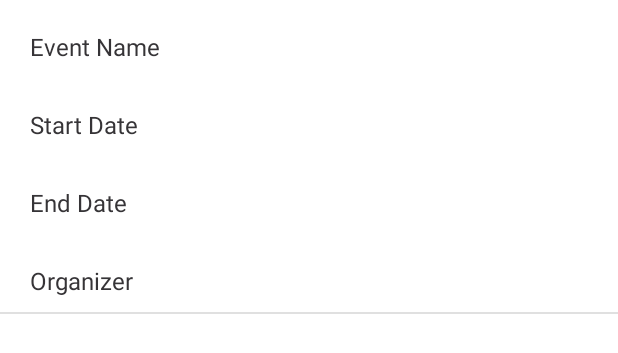
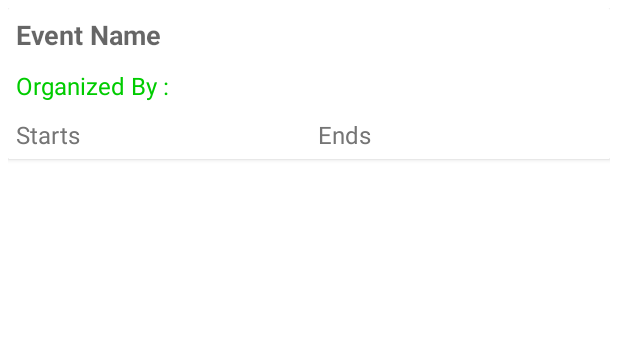
Before and after one commit to subbukathir/SchoolApp, an Android app: the layout view_event_item.xml on its own in the app's theme, with its tools: preview values and no code run, on a phone screen of 412 x 824 dp. Shown: the top 353 px of the screen. Run offline under Robolectric (Android 15) with nearby library versions, the phone set to English and light mode, and no system bars; network calls fail.

Commit message:
Fragment_Events.java is altered

```diff
--- a/app/build.gradle
+++ b/app/build.gradle
@@ -27,4 +27,6 @@ dependencies {
     compile 'com.nostra13.universalimageloader:universal-image-loader:1.9.5'
     compile 'com.mcxiaoke.volley:library:1.0.19'
     compile 'com.google.code.gson:gson:2.2.4'
+    compile 'com.android.support:recyclerview-v7:23.1.1'
+    compile 'com.android.support:cardview-v7:23.0.1'
 }
--- a/app/src/main/java/com/daemon/oxfordschool/fragment/Fragment_Events.java
+++ b/app/src/main/java/com/daemon/oxfordschool/fragment/Fragment_Events.java
@@ -45,7 +45,7 @@ import java.util.ArrayList;
 public class Fragment_Events extends Fragment implements EventsListListener,Event_List_Item_Click_Listener
 {
 
-    public static String MODULE = "Fragment_StudentProfile ";
+    public static String MODULE = "Fragment_Events ";
     public static String TAG = "";
 
     SwipeRefreshLayout swipeRefreshLayout;
--- a/app/src/main/res/layout/view_event_item.xml
+++ b/app/src/main/res/layout/view_event_item.xml
@@ -1,23 +1,45 @@
 <?xml version="1.0" encoding="utf-8"?>
 <LinearLayout xmlns:android="http://schemas.android.com/apk/res/android"
     style="@style/match_parent_style"
+    android:orientation="vertical"
+
+    android:padding="@dimen/space_layout_padding_small">
+
+    <android.support.v7.widget.CardView xmlns:card_view="http://schemas.android.com/apk/res-auto"
+        android:id="@+id/card_view"
+        android:layout_width="match_parent"
+        android:layout_height="wrap_content"
+        card_view:cardCornerRadius="1dp">
+
+        <LinearLayout
+            style="@style/match_wrap_style"
             android:orientation="vertical">
+
+            <TextView
+                android:id="@+id/tv_event_name"
+                style="@style/text_view_event_list_item"
+                android:hint="@string/lbl_event_name"
+                android:textColor="@color/color_black"
+                android:textSize="18sp"
+                android:textStyle="bold" />
 
             <LinearLayout
                 style="@style/match_wrap_style"
                 android:orientation="horizontal">
 
                 <TextView
-            android:id="@+id/tv_lbl_event_name"
+                    android:id="@+id/tv_lbl_event_organizer"
+                    style="@style/text_view_event_list_item"
                     android:layout_weight="1.4"
-            android:text="@string/lbl_event_name"
-            style="@style/text_view_event_list_item" />
+                    android:text="@string/lbl_organizer"
+
+                    android:textColor="@color/color_green" />
 
                 <TextView
-            android:id="@+id/tv_event_name"
+                    android:id="@+id/tv_event_organizer"
+                    style="@style/text_view_event_list_item"
                     android:layout_weight="0.8"
-            android:textColor="@color/color_black"
-            style="@style/text_view_event_list_item" />
+                    android:textColor="@color/color_green"/>
 
             </LinearLayout>
 
@@ -27,54 +49,29 @@
 
                 <TextView
                     android:id="@+id/tv_lbl_event_start_date"
-            android:layout_weight="1.4"
+                    style="@style/text_view_event_list_item"
                     android:text="@string/lbl_start_date"
-            style="@style/text_view_event_list_item" />
+                    android:textColor="@color/color_light_grey" />
+                <TextView
+                    android:id="@+id/tv_event_start_date"
+                    style="@style/text_view_event_list_item"
+                    android:layout_weight="0.8"
+                    android:textColor="@color/color_light_grey" />
 
                 <TextView
-            android:id="@+id/tv_event_start_date"
+                    android:id="@+id/tv_lbl_event_end_date"
+                    style="@style/text_view_event_list_item"
+                    android:text="@string/lbl_end_date"
+                    android:textColor="@color/color_light_grey" />
+
+                <TextView
+                    android:id="@+id/tv_event_end_date"
+                    style="@style/text_view_event_list_item"
                     android:layout_weight="0.8"
-            android:textColor="@color/color_black"
-            style="@style/text_view_event_list_item" />
+                    android:textColor="@color/color_light_grey" />
 
             </LinearLayout>
 
-    <LinearLayout
-        style="@style/match_wrap_style"
-        android:orientation="horizontal">
-
-        <TextView
-            android:id="@+id/tv_lbl_event_end_date"
-            android:layout_weight="1.4"
-            android:text="@string/lbl_end_date"
-            style="@style/text_view_event_list_item" />
-
-        <TextView
-            android:id="@+id/tv_event_end_date"
-            android:layout_weight="0.8"
-            android:textColor="@color/color_black"
-            style="@style/text_view_event_list_item" />
-
         </LinearLayout>
-
-    <LinearLayout
-        style="@style/match_wrap_style"
-        android:orientation="horizontal">
-
-        <TextView
-            android:id="@+id/tv_lbl_event_organizer"
-            android:layout_weight="1.4"
-            android:text="@string/lbl_organizer"
-            style="@style/text_view_event_list_item" />
-
-        <TextView
-            android:id="@+id/tv_event_organizer"
-            android:textColor="@color/color_black"
-            android:layout_weight="0.8"
-            style="@style/text_view_event_list_item" />
-
+    </android.support.v7.widget.CardView>
 </LinearLayout>
-
-    <View style="@style/divider_style" />
-
-</LinearLayout>
--- a/app/src/main/res/values/colors.xml
+++ b/app/src/main/res/values/colors.xml
@@ -8,6 +8,8 @@
     <color name="color_yellow">#FCCD11</color>
     <color name="color_orange">#FF6600</color>
     <color name="color_dark_grey">#363437</color>
+    <color name="color_light_grey">#757575</color>
+    <color name="color_green">#00cc00</color>
 
     <color name="color_app_background">#C81E5E</color>
     <color name="color_app">#C81E5E</color>
--- a/app/src/main/res/values/strings.xml
+++ b/app/src/main/res/values/strings.xml
@@ -61,9 +61,9 @@
     <!-- Event View -->
 
     <string name="lbl_event_name">Event Name </string>
-    <string name="lbl_start_date">Start Date</string>
-    <string name="lbl_end_date">End Date</string>
-    <string name="lbl_organizer">Organizer</string>
+    <string name="lbl_start_date">Starts</string>
+    <string name="lbl_end_date">Ends</string>
+    <string name="lbl_organizer">Organized By :</string>
     <string name="lbl_description">Description</string>
 
 
--- a/app/src/main/res/values/styles.xml
+++ b/app/src/main/res/values/styles.xml
@@ -67,7 +67,7 @@
     </style>
 
     <style name="divider_style">
-        <item name="android:layout_height">1dp</item>
+        <item name="android:layout_height">2dp</item>
         <item name="android:layout_width">match_parent</item>
         <item name="android:background">@color/material_grey_300</item>
     </style>
@@ -149,11 +149,8 @@
         <item name="android:layout_width">match_parent</item>
         <item name="android:textColor">@color/color_dark_grey</item>
         <item name="android:textSize">@dimen/lbl_size</item>
-        <item name="android:layout_marginLeft">@dimen/space_layout_margin</item>
-        <item name="android:layout_marginRight">@dimen/space_layout_margin</item>
-        <item name="android:layout_marginTop">@dimen/space_layout_margin</item>
+        <item name="android:layout_margin">@dimen/space_layout_margin_small</item>
         <item name="android:layout_weight">1</item>
-        <item name="android:padding">@dimen/space_layout_margin</item>
     </style>
 
 </resources>
```
Also changed, not shown: app/src/main/java/com/daemon/oxfordschool/adapter/EventsAdapter.java (+36 -20 lines), app/src/main/res/drawable/circular.xml (+7 -7 lines). Lines whose indentation alone changed are shown as unchanged.
